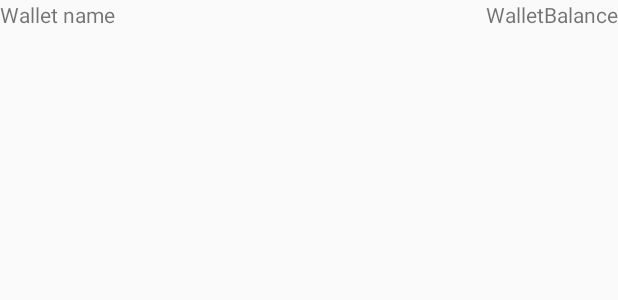
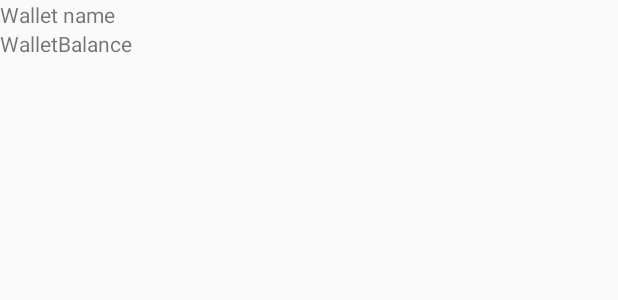
Before and after one commit to RagingPython/CrystalCash, an Android app: the layout wallet_main.xml on its own in the app's theme, with its tools: preview values and no code run, on a phone screen of 412 x 824 dp. Shown: the top 300 px of the screen. Run offline under Robolectric (Android 15) with nearby library versions, the phone set to English and light mode, and no system bars.

Commit message:
v0.1.0-8

```diff
--- a/app/src/main/res/layout/wallet_main.xml
+++ b/app/src/main/res/layout/wallet_main.xml
@@ -14,8 +14,9 @@
         android:id="@+id/_textView_walletBalance"
         android:layout_width="wrap_content"
         android:layout_height="wrap_content"
-        android:layout_alignParentEnd="true"
-        android:layout_alignParentRight="true"
-        android:layout_alignParentTop="true"
-        android:text="WalletBalance" />
+        android:text="WalletBalance"
+        android:layout_toEndOf="@+id/_textView_walletName"
+        android:layout_alignParentLeft="true"
+        android:layout_alignParentStart="true"
+        android:layout_below="@+id/_textView_walletName" />
 </RelativeLayout>
```
